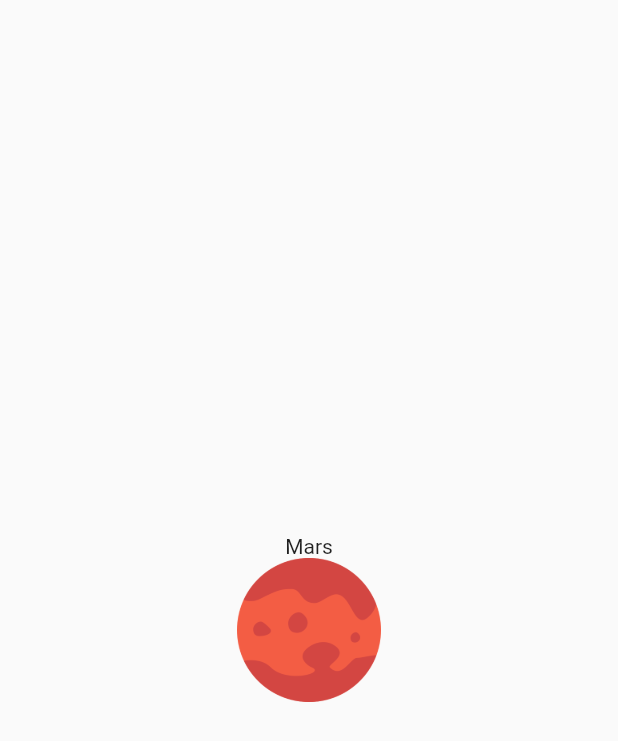
After one commit to Symphoria/planets, a Flutter app: the screen it shows after launch, after a tap on "Mars", on a phone screen of 412 x 824 dp. The commit adds this screen. Shown: the top 741 px of the screen. Run offline on Flutter 3.47's test engine with Material 2 defaults, Android fonts, the phone set to English and light mode, and no system bars.

Commit message:
Added Planet Detail page and hero

```diff
--- a/lib/main.dart
+++ b/lib/main.dart
@@ -8,7 +8,7 @@ class MyApp extends StatelessWidget {
   Widget build(BuildContext context) {
     return new MaterialApp(
       title: 'Planets',
-      home: Homepage(),
+      home: Homepage()
     );
   }
 }
--- /dev/null
+++ b/lib/ui/SlideLeftRoute.dart
@@ -0,0 +1,12 @@
+import 'package:flutter/material.dart';
+
+class SlideLeftRoute extends PageRouteBuilder {
+  final Widget widget;
+
+  SlideLeftRoute(this.widget)
+      : super(
+            pageBuilder: (_, __, ___) => widget,
+            transitionsBuilder: (_, animation, __, child) => SlideTransition(
+                position: Tween<Offset>(begin: Offset(1.0, 0.0), end: Offset.zero).animate(animation),
+                child: child));
+}
--- /dev/null
+++ b/lib/ui/detail/DetailPage.dart
@@ -0,0 +1,24 @@
+import 'package:flutter/material.dart';
+import 'package:planets/model/Planet.dart';
+
+class DetailPage extends StatelessWidget {
+  final Planet planet;
+
+  DetailPage(this.planet);
+
+  @override
+  Widget build(BuildContext context) {
+    return Scaffold(
+      body: Container(
+        constraints: BoxConstraints.expand(),
+        child: Column(
+          mainAxisAlignment: MainAxisAlignment.center,
+          children: <Widget>[
+            Text(planet.name),
+            Hero(tag: 'planet-hero-${planet.id}', child: Image.asset(planet.image, width: 96.0, height: 96.0))
+          ],
+        ),
+      ),
+    );
+  }
+}
--- a/lib/ui/home/PlanetRow.dart
+++ b/lib/ui/home/PlanetRow.dart
@@ -1,6 +1,8 @@
 import 'package:flutter/material.dart';
 import 'package:planets/model/Planet.dart';
 import 'package:planets/ui/MyTextStyle.dart';
+import 'package:planets/ui/detail/DetailPage.dart';
+import 'package:planets/ui/SlideLeftRoute.dart';
 
 class PlanetRow extends StatelessWidget {
   final Planet planet;
@@ -12,10 +14,13 @@ class PlanetRow extends StatelessWidget {
     final planetThumbnail = Container(
       margin: EdgeInsets.symmetric(vertical: 16.0),
       alignment: FractionalOffset.centerLeft,
+      child: Hero(
+        tag: 'planet-hero-${planet.id}',
         child: Image(
           image: AssetImage(planet.image),
           height: 92.0,
           width: 92.0,
+        ),
       ),
     );
 
@@ -67,12 +72,15 @@ class PlanetRow extends StatelessWidget {
       child: planetCardContent,
     );
 
-    return Container(
+    return GestureDetector(
+      onTap: () => Navigator.of(context).push(SlideLeftRoute(DetailPage(planet))),
+      child: Container(
         height: 120.0,
         margin: const EdgeInsets.symmetric(vertical: 16.0, horizontal: 24.0),
         child: Stack(
           children: <Widget>[planetCard, planetThumbnail],
         ),
+      ),
     );
   }
 }
```
Lines whose indentation alone changed are shown as unchanged.
